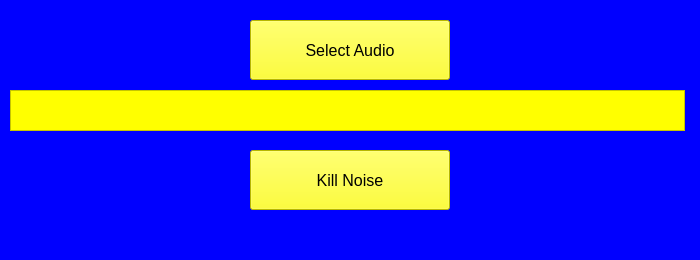
First picture: the form in noise_killer.ui, repository jromaris/Noise_Killer, before the edit.
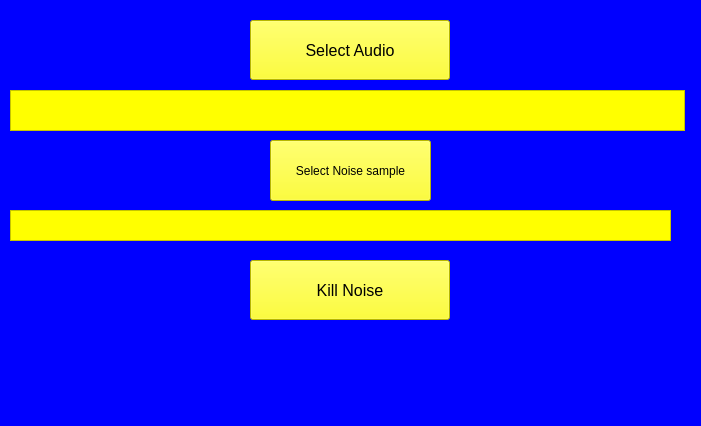
Second picture: the form after the edit.

What changed in the file:
```diff
--- a/noise_killer.ui
+++ b/noise_killer.ui
@@ -6,8 +6,8 @@
    <rect>
     <x>0</x>
     <y>0</y>
-    <width>700</width>
-    <height>260</height>
+    <width>701</width>
+    <height>426</height>
    </rect>
   </property>
   <property name="font">
@@ -74,7 +74,7 @@
     <property name="geometry">
      <rect>
       <x>250</x>
-      <y>150</y>
+      <y>260</y>
       <width>200</width>
       <height>60</height>
      </rect>
@@ -96,6 +96,35 @@
      <string>Kill Noise</string>
     </property>
    </widget>
+   <widget class="QPushButton" name="Button_select_ns">
+    <property name="geometry">
+     <rect>
+      <x>270</x>
+      <y>140</y>
+      <width>161</width>
+      <height>61</height>
+     </rect>
+    </property>
+    <property name="styleSheet">
+     <string notr="true">background-color: rgb(255, 255, 0);</string>
+    </property>
+    <property name="text">
+     <string>Select Noise sample</string>
+    </property>
+   </widget>
+   <widget class="QTextEdit" name="Selected_ns">
+    <property name="geometry">
+     <rect>
+      <x>10</x>
+      <y>210</y>
+      <width>661</width>
+      <height>31</height>
+     </rect>
+    </property>
+    <property name="styleSheet">
+     <string notr="true">background-color: rgb(255, 255, 0);</string>
+    </property>
+   </widget>
   </widget>
   <widget class="QMenuBar" name="menubar">
    <property name="geometry">
```
Left out of the diff: 2 changed lines with no effect on the pictures.
